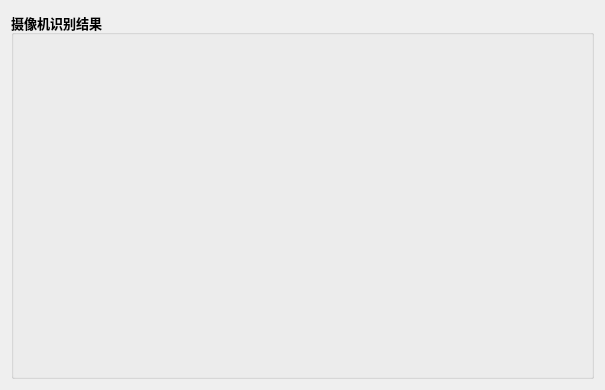
Before: the Qt Designer form Camera_Ui.ui in zzw168/MainCtl, drawn with Qt 5.
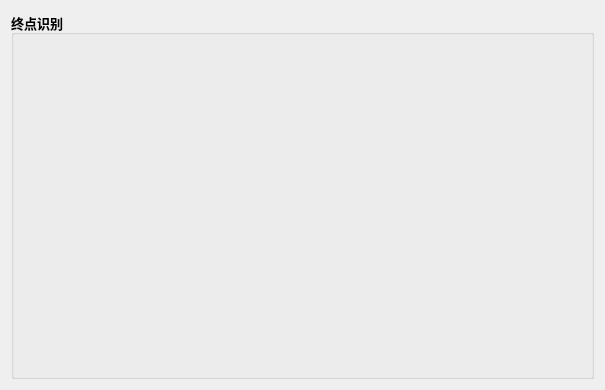
After: the same form once the commit is applied.

The edit to the form file:
```diff
--- a/Camera_Ui.ui
+++ b/Camera_Ui.ui
@@ -30,7 +30,7 @@
       </font>
      </property>
      <property name="title">
-      <string>摄像机识别结果</string>
+      <string>终点识别</string>
      </property>
      <property name="alignment">
       <set>Qt::AlignmentFlag::AlignLeading|Qt::AlignmentFlag::AlignLeft|Qt::AlignmentFlag::AlignVCenter</set>
```
Left out of the diff: 2 changed lines with no effect on the pictures.
